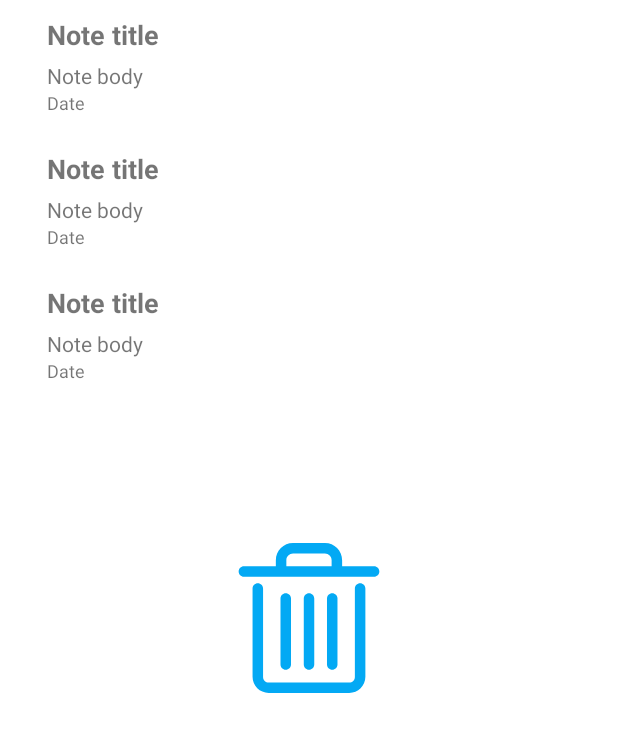
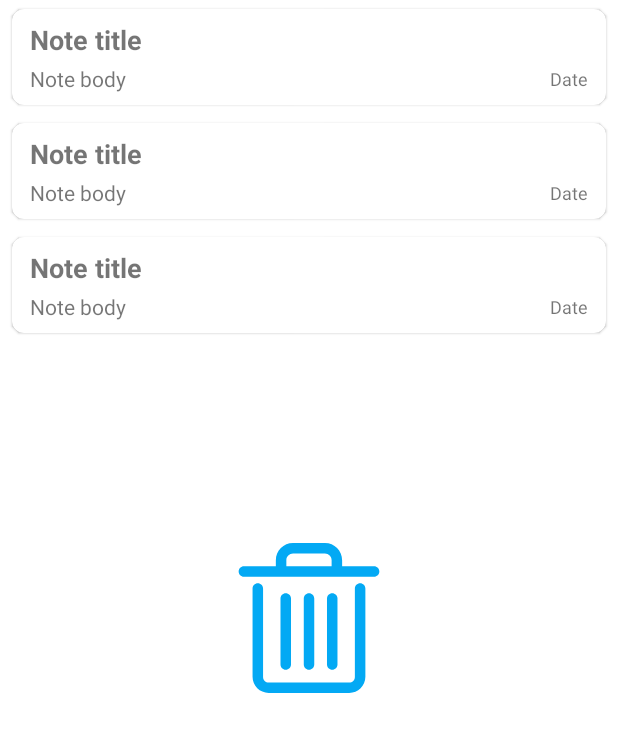
Before and after one commit to judahben149/Noteify, an Android app: the layout fragment_deleted_note_list.xml on its own in the app's theme, with its tools: preview values and no code run, on a phone screen of 412 x 824 dp. Shown: the top 732 px of the screen. Run offline under Robolectric (Android 15) with nearby library versions, the phone set to English and light mode, and no system bars.

Commit message:
Redesigned note item

```diff
--- a/app/src/main/java/com/judahben149/note/note/fragment/noteList/NoteListFragment.kt
+++ b/app/src/main/java/com/judahben149/note/note/fragment/noteList/NoteListFragment.kt
@@ -3,25 +3,28 @@ package com.judahben149.note.note.fragment.noteList
 import android.app.AlertDialog
 import android.os.Bundle
 import android.util.Log
-import android.view.*
+import android.view.LayoutInflater
+import android.view.Menu
+import android.view.MenuInflater
+import android.view.MenuItem
+import android.view.View
+import android.view.ViewGroup
 import android.view.animation.Animation
 import android.view.animation.AnimationUtils
 import androidx.appcompat.widget.PopupMenu
+import androidx.appcompat.widget.SearchView
 import androidx.fragment.app.Fragment
-import androidx.appcompat.widget.SearchView
 import androidx.fragment.app.activityViewModels
-import androidx.fragment.app.viewModels
 import androidx.navigation.Navigation
-import androidx.recyclerview.widget.DividerItemDecoration
 import androidx.recyclerview.widget.LinearLayoutManager
 import androidx.recyclerview.widget.RecyclerView
 import com.google.android.material.snackbar.Snackbar
-import com.judahben149.note.util.LongPressed
 import com.judahben149.note.R
+import com.judahben149.note.databinding.FragmentNoteListBinding
 import com.judahben149.note.note.adapter.NoteListAdapter
-import com.judahben149.note.databinding.FragmentNoteListBinding
 import com.judahben149.note.note.model.Note
 import com.judahben149.note.note.viewmodel.NoteViewModel
+import com.judahben149.note.util.LongPressed
 import dagger.hilt.android.AndroidEntryPoint
 
 private const val TAG = "NoteListFragment"
@@ -84,7 +87,6 @@ class NoteListFragment : Fragment(), LongPressed {
         }
 
         setupObservers()
-        recyclerViewDivider(rvList, layoutManager)
 
         binding.searchView.setOnQueryTextListener(object : SearchView.OnQueryTextListener {
             override fun onQueryTextSubmit(query: String?): Boolean {
@@ -107,10 +109,6 @@ class NoteListFragment : Fragment(), LongPressed {
         binding.fabCreateNote.setOnClickListener {
             Navigation.findNavController(binding.root).navigate(R.id.action_noteListFragment_to_addNoteFragment)
         }
-
-//        binding.fabCreateTodo.setOnClickListener {
-//            Navigation.findNavController(binding.root).navigate(R.id.action_noteListFragment_to_createTodoFragment)
-//        }
     }
 
     private fun onComposeButtonClicked() {
@@ -118,21 +116,11 @@ class NoteListFragment : Fragment(), LongPressed {
         setAnimation(isComposeButtonClicked)
         setButtonClickable(isComposeButtonClicked)
 
-        if (!isComposeButtonClicked) {
-            isComposeButtonClicked = true
-        } else {
-            isComposeButtonClicked = false
-        }
+        isComposeButtonClicked = !isComposeButtonClicked
     }
 
     private fun setButtonClickable(isButtonClicked: Boolean) {
-        if (!isButtonClicked) {
-            binding.fabCreateNote.isClickable = true
-//            binding.fabCreateTodo.isClickable = true
-        } else {
-            binding.fabCreateNote.isClickable = false
-//            binding.fabCreateTodo.isClickable = false
-        }
+        binding.fabCreateNote.isClickable = !isButtonClicked
     }
 
     private fun setVisibility(isButtonClicked: Boolean) {
@@ -198,15 +186,6 @@ class NoteListFragment : Fragment(), LongPressed {
             binding.searchView.visibility = View.VISIBLE
             binding.notePlaceholder.visibility = View.INVISIBLE
         }
-    }
-
-
-    private fun recyclerViewDivider(rvList: RecyclerView, layoutManager: LinearLayoutManager) {
-        //this adds the divider line in between each item
-        DividerItemDecoration(requireContext(), layoutManager.orientation)
-            .apply {
-                rvList.addItemDecoration(this)
-            }
     }
 
 
--- a/app/src/main/res/layout/note_item.xml
+++ b/app/src/main/res/layout/note_item.xml
@@ -1,26 +1,21 @@
 <?xml version="1.0" encoding="utf-8"?>
-<androidx.constraintlayout.widget.ConstraintLayout xmlns:android="http://schemas.android.com/apk/res/android"
+<com.google.android.material.card.MaterialCardView xmlns:android="http://schemas.android.com/apk/res/android"
     xmlns:app="http://schemas.android.com/apk/res-auto"
     android:id="@+id/noteItem"
     android:layout_width="match_parent"
     android:layout_height="wrap_content"
-    android:layout_marginHorizontal="6dp"
-    android:paddingTop="0.5dp"
-    android:paddingBottom="2.5dp"
-    android:paddingStart="15dp"
-    app:cardCornerRadius="20dp"
+    android:layout_marginVertical="6dp"
+    android:layout_marginHorizontal="8dp"
+    app:cardCornerRadius="8dp"
     android:background="?android:attr/selectableItemBackground"
-    app:cardElevation="7dp">
-
-    <LinearLayout
-        android:layout_width="match_parent"
-        android:layout_height="match_parent"
-        android:orientation="vertical"
-        android:padding="10dp">
+    app:cardElevation="1dp">
 
     <androidx.constraintlayout.widget.ConstraintLayout
         android:layout_width="match_parent"
-            android:layout_height="match_parent" >
+        android:layout_height="match_parent"
+        android:layout_marginHorizontal="12dp"
+        android:layout_marginVertical="8dp">
+
 
         <TextView
             android:id="@+id/tv_noteTitle"
@@ -30,13 +25,13 @@
             android:text="@string/note_title"
             android:textSize="18sp"
             android:textStyle="bold"
-                android:layout_marginEnd="10dp"
-                app:layout_constraintBottom_toBottomOf="parent"
+            android:layout_marginEnd="12dp"
             app:layout_constraintEnd_toStartOf="@+id/favorite_icon"
             app:layout_constraintHorizontal_bias="0.0"
             app:layout_constraintStart_toStartOf="parent"
             app:layout_constraintTop_toTopOf="parent"
             app:layout_constraintVertical_bias="0.0" />
+
 
         <ImageView
             android:id="@+id/favorite_icon"
@@ -44,19 +39,24 @@
             android:layout_height="15dp"
             android:src="@drawable/ic_star"
             android:visibility="invisible"
+            app:layout_constraintStart_toEndOf="@id/tv_noteTitle"
             app:layout_constraintEnd_toEndOf="parent"
-                app:layout_constraintTop_toTopOf="parent"
-                app:layout_constraintBottom_toBottomOf="parent"
+            app:layout_constraintTop_toTopOf="@id/tv_noteTitle"
+            app:layout_constraintBottom_toBottomOf="@id/tv_noteTitle"
             />
 
-        </androidx.constraintlayout.widget.ConstraintLayout>
 
         <TextView
-            android:id="@+id/tv_noteDescription"
+            android:id="@+id/tv_note_description"
             android:layout_width="wrap_content"
             android:layout_height="wrap_content"
             android:maxLines="1"
-            android:layout_marginTop="5dp"
+            android:layout_marginEnd="12dp"
+            app:layout_constraintStart_toStartOf="parent"
+            app:layout_constraintTop_toBottomOf="@id/tv_noteTitle"
+            app:layout_constraintEnd_toStartOf="@id/tv_noteDate"
+            app:layout_constraintHorizontal_bias="0.0"
+            android:layout_marginTop="4dp"
             android:text="@string/note_content"
             android:textSize="14sp"/>
 
@@ -68,9 +68,8 @@
             android:text="@string/date"
             android:textSize="12sp"
             app:layout_constraintEnd_toEndOf="parent"
-            app:layout_constraintTop_toTopOf="parent"
-            app:layout_constraintBottom_toBottomOf="parent"/>
-
-    </LinearLayout>
+            app:layout_constraintTop_toTopOf="@id/tv_note_description"
+            app:layout_constraintBottom_toBottomOf="@id/tv_note_description"/>
 
     </androidx.constraintlayout.widget.ConstraintLayout>
+</com.google.android.material.card.MaterialCardView>
```
Lines whose indentation alone changed are shown as unchanged.
